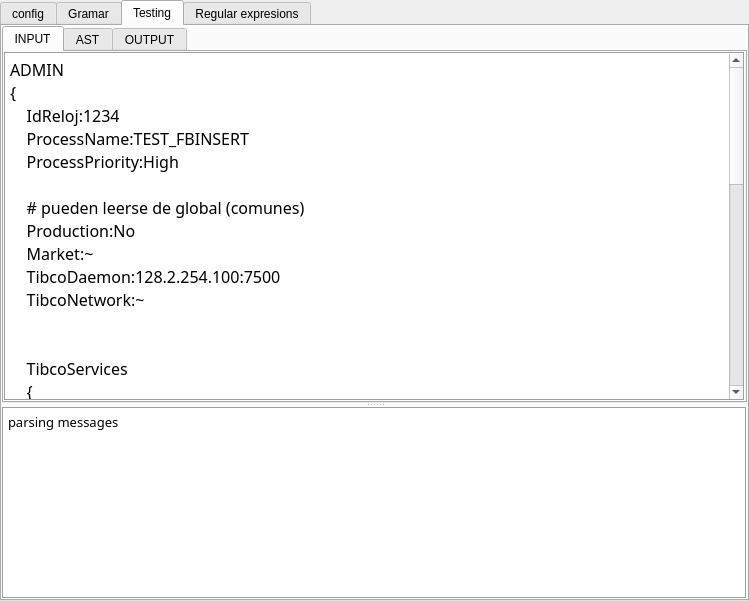
jleahred/maiquel-toolkit-cpp, file tools/qt/hpgui/src/hpgui.ui: the form before one commit.
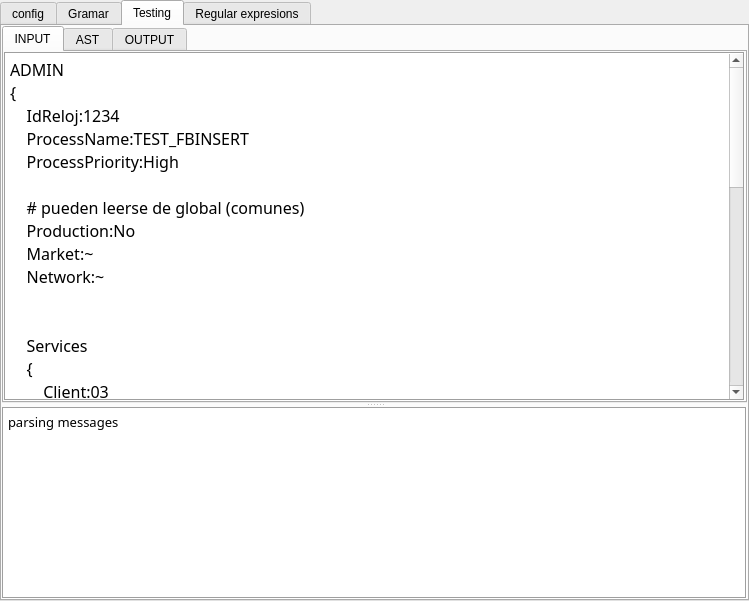
The form after the commit. The open tabs and pages were chosen to show the change.

Commit message:
minor changes  monitor _GS1
* traslation change
* monitor adjustment

The edit to the form file:
```diff
--- a/tools/qt/hpgui/src/hpgui.ui
+++ b/tools/qt/hpgui/src/hpgui.ui
@@ -473,11 +473,10 @@
     # pueden leerse de global (comunes)
     Production:No
     Market:~
-    TibcoDaemon:128.2.254.100:7500
-    TibcoNetwork:~
+    Network:~
 
 
-    TibcoServices
+    Services
     {
         Client:03
         Server:02
@@ -490,7 +489,7 @@
 DBPR
 {
     SERVER: 128.2.8.44
-    NAME: MABE
+    NAME: MONITOR
     USER: SYSDBA
 }
 
```
Left out of the diff: 2 changed lines with no effect on the pictures. The commit also changes 17 other files.
